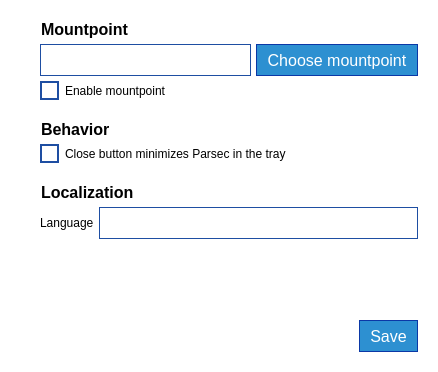
Before: the Qt Designer form parsec/core/gui/forms/global_settings_widget.ui in Scille/parsec-cloud, drawn with Qt 5.
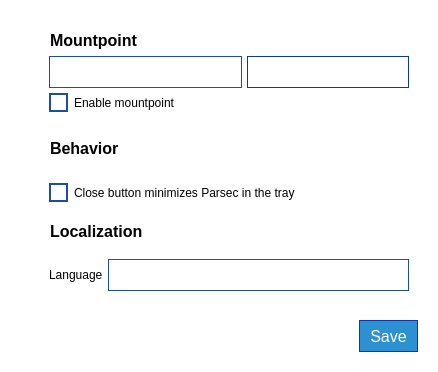
After: the same form once the commit is applied. Icons and pictures are not drawn.

Commit message: [GUI] Fixed settings expanding too much on small screens

The edit to the form file:
```diff
--- a/parsec/core/gui/forms/global_settings_widget.ui
+++ b/parsec/core/gui/forms/global_settings_widget.ui
@@ -84,6 +84,22 @@
 width: 16px;
 height: 16px;
 padding-right: 5px;
+}
+
+QScrollBar:vertical
+{
+background: rgb(255, 255, 255);
+}
+
+QScrollBar::handle:vertical
+{
+background: rgb(12, 65, 157);
+}
+
+QScrollBar::add-line:vertical, QScrollBar::sub-line:vertical
+{
+border: none;
+background: none;
 }</string>
   </property>
   <layout class="QVBoxLayout" name="verticalLayout">
@@ -103,6 +119,36 @@
     <number>20</number>
    </property>
    <item>
+    <widget class="QScrollArea" name="scrollArea">
+     <property name="styleSheet">
+      <string notr="true">background-color: rgb(255, 255, 255);</string>
+     </property>
+     <property name="frameShape">
+      <enum>QFrame::NoFrame</enum>
+     </property>
+     <property name="frameShadow">
+      <enum>QFrame::Plain</enum>
+     </property>
+     <property name="lineWidth">
+      <number>0</number>
+     </property>
+     <property name="horizontalScrollBarPolicy">
+      <enum>Qt::ScrollBarAlwaysOff</enum>
+     </property>
+     <property name="widgetResizable">
+      <bool>true</bool>
+     </property>
+     <widget class="QWidget" name="scrollAreaWidgetContents">
+      <property name="geometry">
+       <rect>
+        <x>0</x>
+        <y>0</y>
+        <width>398</width>
+        <height>258</height>
+       </rect>
+      </property>
+      <layout class="QVBoxLayout" name="verticalLayout_2">
+       <item>
     <widget class="QWidget" name="widget_2" native="true">
      <layout class="QVBoxLayout" name="verticalLayout_8">
       <property name="spacing">
@@ -435,15 +481,22 @@
      </layout>
     </widget>
    </item>
+      </layout>
+     </widget>
+    </widget>
+   </item>
    <item>
     <spacer name="verticalSpacer">
      <property name="orientation">
       <enum>Qt::Vertical</enum>
      </property>
+     <property name="sizeType">
+      <enum>QSizePolicy::Preferred</enum>
+     </property>
      <property name="sizeHint" stdset="0">
       <size>
-       <width>20</width>
-       <height>19</height>
+       <width>0</width>
+       <height>0</height>
       </size>
      </property>
     </spacer>
```
Lines whose indentation alone changed are shown as unchanged. The commit also changes 2 other files.
